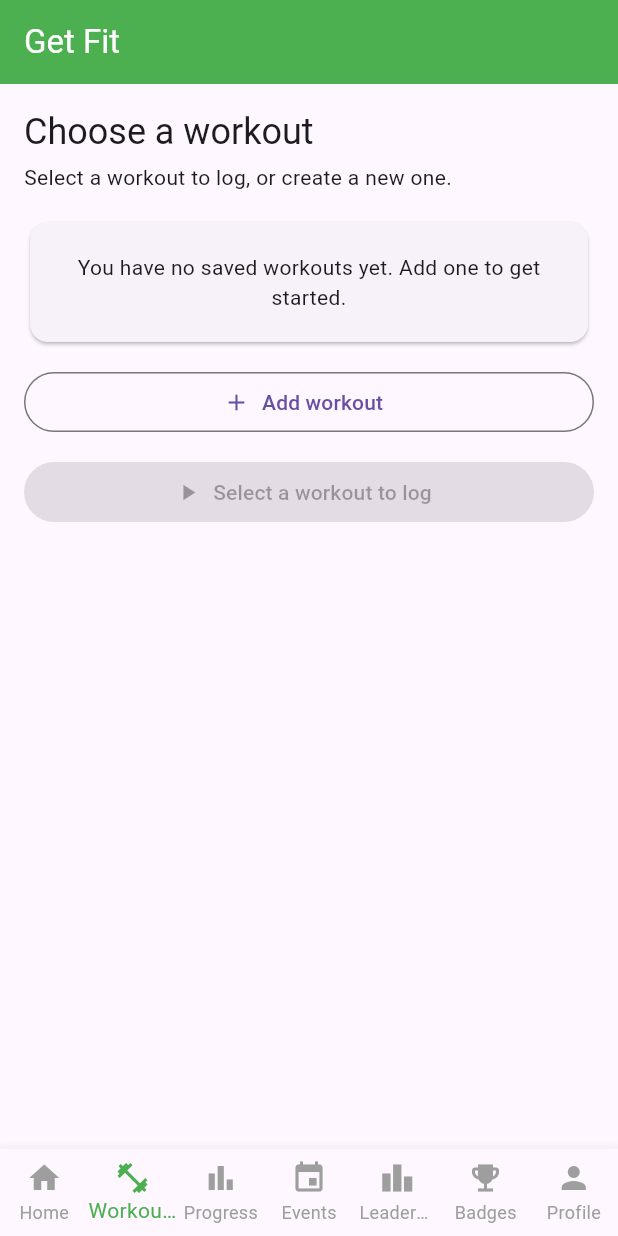
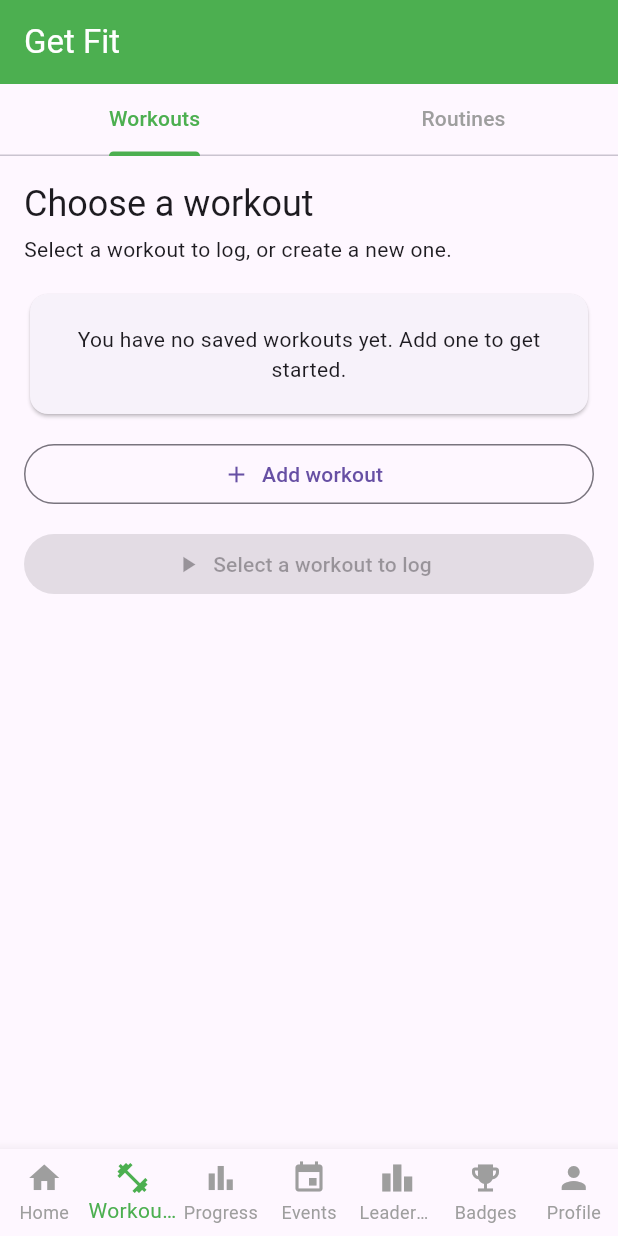
Before and after one commit to Cs3541/U-of-Mog---Duluth, a Flutter app: the screen it shows once a user with an empty profile is signed in, item 2 of the bottom bar chosen, on a phone screen of 412 x 824 dp. Run offline on Flutter 3.47's test engine with Material 3 defaults, Android fonts, the phone set to English and light mode, and no system bars; our stand-ins replace cloud_firestore, firebase_auth, firebase_core, image_picker, table_calendar; missing offline and left inert: draw_graph; accounts and stored records are empty.

Commit message:
add navigation to routines screen

```diff
--- /dev/null
+++ b/get_fit/lib/views/routine_screen.dart
@@ -0,0 +1,9 @@
+import 'package:flutter/material.dart';
+
+class RoutineScreen extends StatelessWidget {
+  const RoutineScreen({super.key});
+
+  @override
+  Widget build(BuildContext context) =>
+      const Center(child: Text('In Progress'));
+}
--- a/get_fit/lib/views/workout_screen.dart
+++ b/get_fit/lib/views/workout_screen.dart
@@ -2,6 +2,7 @@ import 'package:flutter/material.dart';
 
 import '../models/workout_model.dart';
 import '../presenters/workout_presenter.dart';
+import 'routine_screen.dart';
 import 'workout_logging_screen.dart';
 
 class WorkoutsScreen extends StatefulWidget {
@@ -146,9 +147,32 @@ class _WorkoutsScreenState extends State<WorkoutsScreen> {
 
   @override
   Widget build(BuildContext context) {
+    return DefaultTabController(
+      length: 2,
+      child: Column(
+        children: [
+          const TabBar(
+            labelColor: Colors.green,
+            unselectedLabelColor: Colors.grey,
+            indicatorColor: Colors.green,
+            tabs: [
+              Tab(text: 'Workouts'),
+              Tab(text: 'Routines'),
+            ],
+          ),
+          Expanded(
+            child: TabBarView(
+              children: [_buildWorkoutsContent(), const RoutineScreen()],
+            ),
+          ),
+        ],
+      ),
+    );
+  }
+
+  Widget _buildWorkoutsContent() {
     final workouts = _presenter.workouts;
-    return Scaffold(
-      body: _isLoading
+    return _isLoading
         ? const Center(child: CircularProgressIndicator())
         : _loadError != null
         ? Center(
@@ -223,7 +247,6 @@ class _WorkoutsScreenState extends State<WorkoutsScreen> {
                 ),
               ),
             ],
-            ),
           );
   }
 
```
Lines whose indentation alone changed are shown as unchanged.
